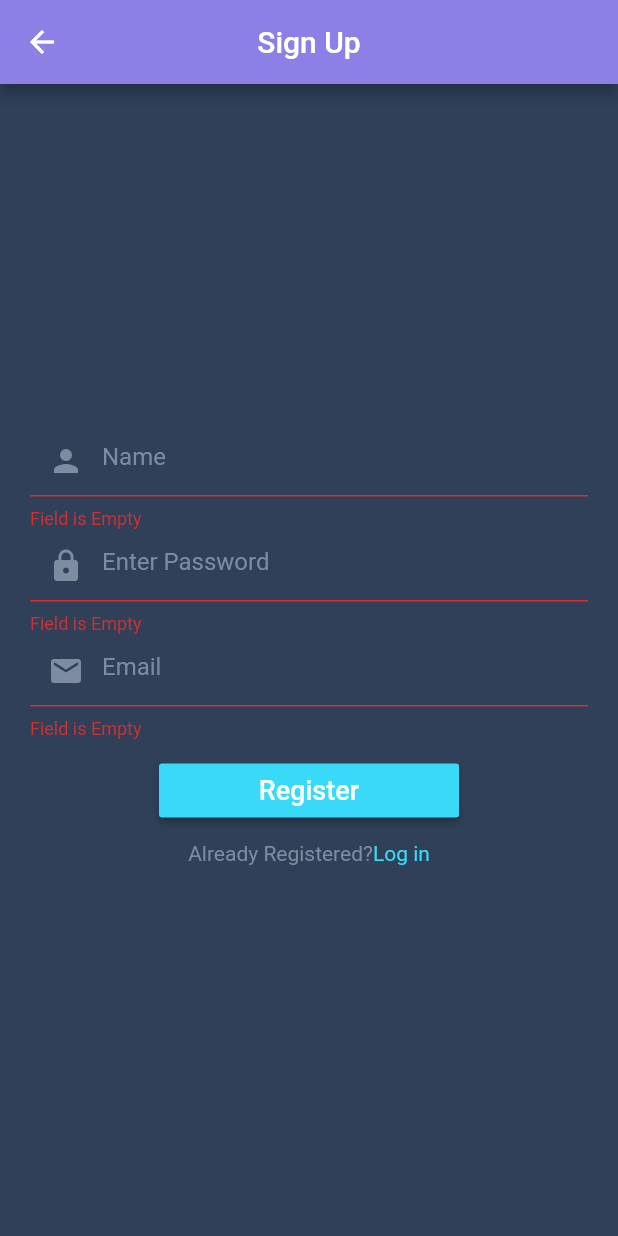
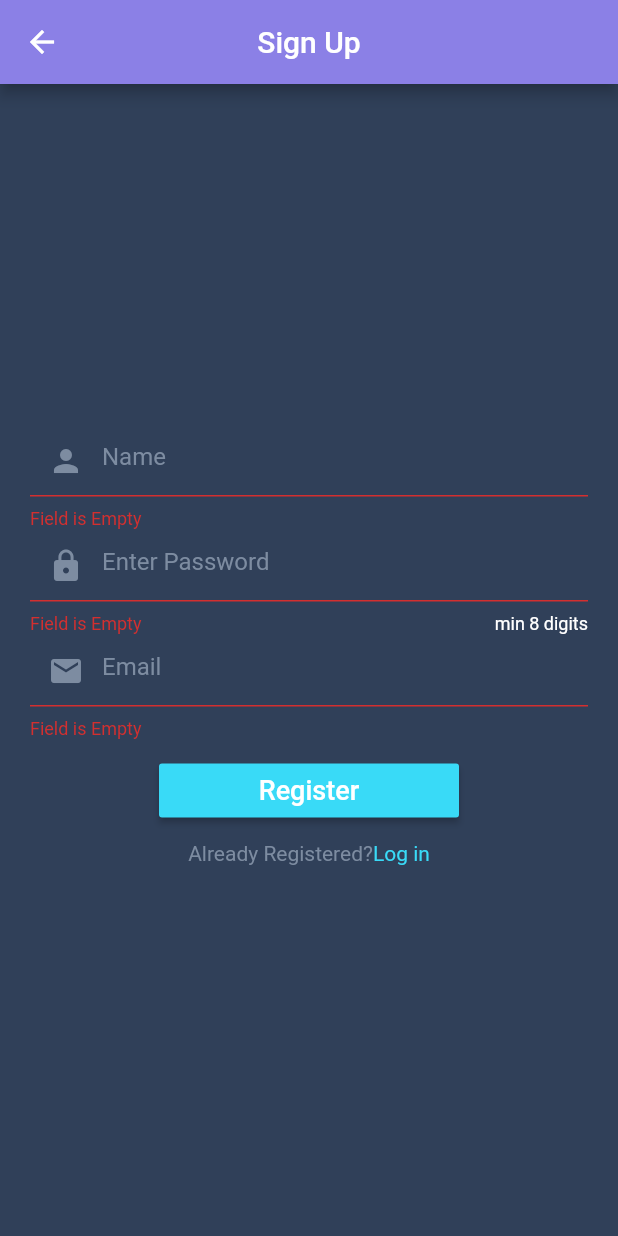
Before and after one commit to navaneeth-algorithm/Triopage, a Flutter app: the RegisterPage screen opened directly, after a tap on "Register", on a phone screen of 412 x 824 dp. Run offline on Flutter 3.47's test engine with Material 2 defaults, Android fonts, the phone set to English and light mode, and no system bars; our stand-ins replace email_validator, shared_preferences; accounts and stored records are empty.

Commit message:
changes small

```diff
--- a/trio_sample/lib/registerpage.dart
+++ b/trio_sample/lib/registerpage.dart
@@ -2,6 +2,7 @@ import 'package:flutter/material.dart';
 import 'package:http/http.dart' as http;
 import 'dart:convert';
 import 'constants.dart';
+import 'package:email_validator/email_validator.dart';
 import 'loadingscreen.dart';
 
 class RegisterPage extends StatefulWidget {
@@ -73,8 +74,9 @@ class _RegisterContainerState extends State<RegisterContainer> {
       Navigator.pop(context);
       print("success");
     } else {
+      List errors = dataUser["errors"];
       Scaffold.of(context)
-          .showSnackBar(SnackBar(content: Text('Phonenumber already exists')));
+          .showSnackBar(SnackBar(content: Text(errors.elementAt(0))));
     }
   }
 
@@ -125,11 +127,14 @@ class _RegisterContainerState extends State<RegisterContainer> {
                   validator: (value) {
                     if (value.isEmpty) {
                       return "Field is Empty";
+                    } else if (value.toString().length < 8) {
+                      return "Min password length is 8";
                     } else {
                       return null;
                     }
                   },
                   hinttext: "Enter Password",
+                  controltext: "min 8 digits",
                   controller: password,
                   prefixicon: Icons.lock,
                   obscure: true,
@@ -141,6 +146,8 @@ class _RegisterContainerState extends State<RegisterContainer> {
                   validator: (value) {
                     if (value.isEmpty) {
                       return "Field is Empty";
+                    } else if (!EmailValidator.validate(value)) {
+                      return "Invalid Email";
                     } else {
                       return null;
                     }
@@ -204,10 +211,12 @@ class CustomInputWidget extends StatelessWidget {
   final obscure;
   final inputtype;
   final controller;
+  final controltext;
   final validator;
   const CustomInputWidget({
     Key key,
     this.hinttext,
+    this.controltext,
     this.obscure,
     this.controller,
     this.inputtype,
@@ -229,6 +238,9 @@ class CustomInputWidget extends StatelessWidget {
         obscureText: obscure != null ? obscure : false,
         keyboardType: inputtype != null ? inputtype : TextInputType.text,
         decoration: InputDecoration(
+            counterText:
+                "" + (this.controltext == null ? "" : this.controltext),
+            counterStyle: TextStyle(color: Colors.white),
             enabledBorder: UnderlineInputBorder(
                 borderSide: BorderSide(color: Color(0xff7D8CA1))),
             prefixIcon: Icon(
--- a/trio_sample/pubspec.yaml
+++ b/trio_sample/pubspec.yaml
@@ -37,6 +37,7 @@ dependencies:
   flutter_image_compress: ^0.6.5+1
   compressimage: ^0.1.1
   permission_handler: ^5.0.0+hotfix.4
+  email_validator: ^1.0.4
   http:
 
 dev_dependencies:
```
Also changed, not shown: trio_sample/pubspec.lock.
